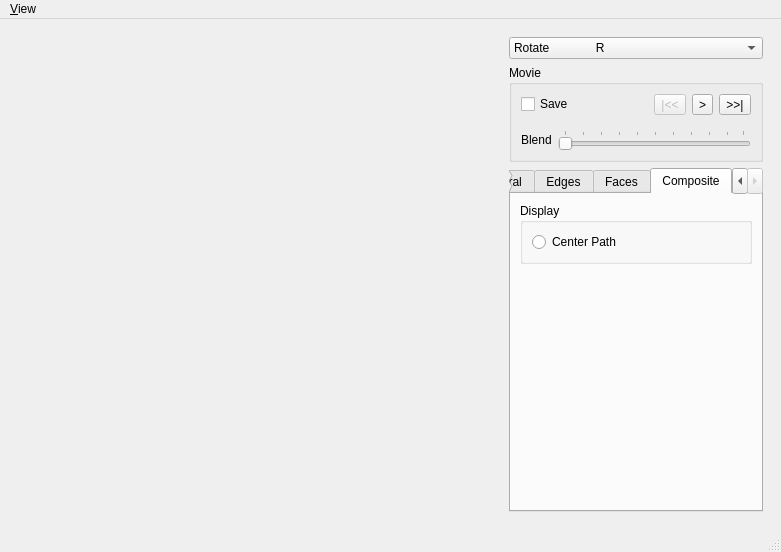
This is MainWindow.ui in danlipsa/foamvis as Qt 5 draws it before an edit. The edited form follows.
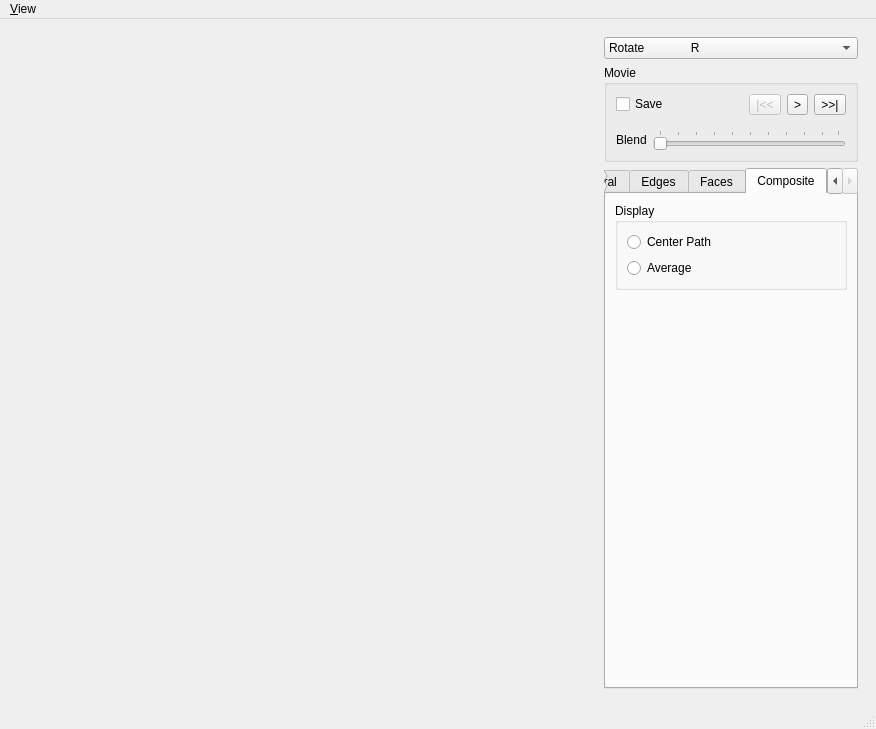
This is the edited form. The open tabs and pages were chosen to show the change. Custom widgets are drawn as their Qt base class.

Patch:
```diff
--- a/MainWindow.ui
+++ b/MainWindow.ui
@@ -6,8 +6,8 @@
    <rect>
     <x>0</x>
     <y>0</y>
-    <width>781</width>
-    <height>542</height>
+    <width>876</width>
+    <height>729</height>
    </rect>
   </property>
   <property name="windowTitle">
@@ -683,18 +683,24 @@
              </property>
              <layout class="QVBoxLayout" name="verticalLayout">
               <item>
-               <layout class="QVBoxLayout" name="verticalLayout_10">
-                <item>
-                 <widget class="QRadioButton" name="radioButtonCenterPath">
-                  <property name="text">
-                   <string>Center Path</string>
-                  </property>
-                  <attribute name="buttonGroup">
-                   <string>buttonGroupDisplay</string>
-                  </attribute>
-                 </widget>
-                </item>
-               </layout>
+               <widget class="QRadioButton" name="radioButtonCenterPath">
+                <property name="text">
+                 <string>Center Path</string>
+                </property>
+                <attribute name="buttonGroup">
+                 <string>buttonGroupDisplay</string>
+                </attribute>
+               </widget>
+              </item>
+              <item>
+               <widget class="QRadioButton" name="radioButtonAverage">
+                <property name="text">
+                 <string>Average</string>
+                </property>
+                <attribute name="buttonGroup">
+                 <string>buttonGroupDisplay</string>
+                </attribute>
+               </widget>
               </item>
              </layout>
             </widget>
@@ -839,7 +845,7 @@
     <rect>
      <x>0</x>
      <y>0</y>
-     <width>781</width>
+     <width>876</width>
      <height>24</height>
     </rect>
    </property>
```
Left out of the diff: 329 changed lines with no effect on the pictures.
